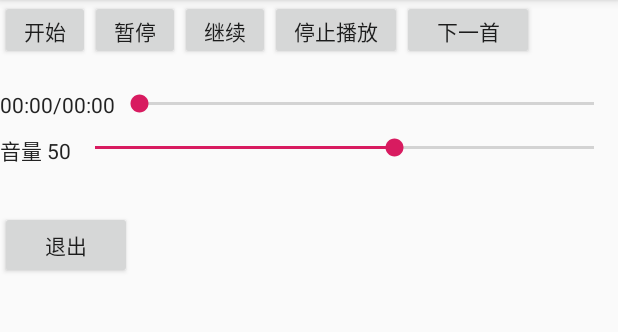
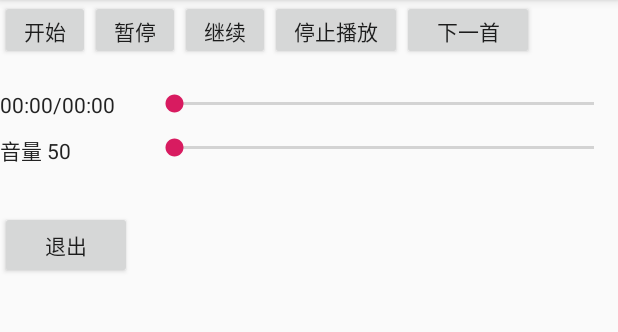
Before and after one commit to kfrepo/FFmusic, an Android app: the screen it shows after launch (MainActivity), after a tap on "暂停", on a phone screen of 412 x 824 dp, the part 84-416 px from its top. Run offline under Robolectric (Android 15) with nearby library versions, the phone set to English and light mode, and no system bars; 10 statements that could not run were skipped.

Commit message:
设置 opensl 音量大小

```diff
--- a/app/src/main/res/layout/activity_main.xml
+++ b/app/src/main/res/layout/activity_main.xml
@@ -56,7 +56,7 @@
 
         <TextView
             android:id="@+id/tv_playtime"
-            android:layout_width="wrap_content"
+            android:layout_width="100dp"
             android:layout_height="wrap_content"
             android:text="00:00/00:00"
             android:textColor="#222222" />
@@ -77,7 +77,7 @@
 
         <TextView
             android:id="@+id/audio_volume_tv"
-            android:layout_width="wrap_content"
+            android:layout_width="100dp"
             android:layout_height="wrap_content"
             android:text="音量 50"
             android:textColor="#222222" />
@@ -85,8 +85,7 @@
             android:id="@+id/audio_volume_sb"
             android:layout_width="match_parent"
             android:layout_height="wrap_content"
-            android:max="100"
-            android:progress="60" />
+            android:max="100" />
     </LinearLayout>
 
 
--- a/myplayer/src/main/java/com/wguet/myplayer/player/FFPlayer.java
+++ b/myplayer/src/main/java/com/wguet/myplayer/player/FFPlayer.java
@@ -16,7 +16,7 @@ import com.wguet.myplayer.util.LogUtil;
  */
 public class FFPlayer {
 
-    private static final String TAG = FFPlayer.class.getName();
+    private static final String TAG = "FFPlayer";
     static {
         System.loadLibrary("native-lib");
         System.loadLibrary("avcodec-57");
@@ -71,7 +71,7 @@ public class FFPlayer {
 
     public void prepared(){
         if (TextUtils.isEmpty(source)){
-            LogUtil.e("source is null!");
+            LogUtil.e(TAG,"source is null!");
             return;
         }
 //        onCallLoad(true);
@@ -87,7 +87,7 @@ public class FFPlayer {
 
     public void start(){
         if(TextUtils.isEmpty(source)){
-            LogUtil.d("source is empty!");
+            LogUtil.d(TAG, "source is empty!");
             return;
         }
         new Thread(new Runnable() {
@@ -134,7 +134,7 @@ public class FFPlayer {
 
     public int getDuration() {
         int duration = jniDuration();
-        LogUtil.d("音频时长 " + duration);
+//        LogUtil.d(TAG, "音频时长 " + duration);
         return duration;
     }
 
@@ -164,7 +164,7 @@ public class FFPlayer {
             if (timeInfoBean == null){
                 timeInfoBean = new TimeInfoBean();
             }
-            LogUtil.d(TAG, "JNI 回调 onCallTimeInfo currentTime:" + currentTime);
+            //LogUtil.d(TAG, "JNI 回调 onCallTimeInfo currentTime:" + currentTime);
             timeInfoBean.setCurrentTime(currentTime);
             timeInfoBean.setTotalTime(totalTime);
             ffOnTimeInfoListener.onTimeInfo(timeInfoBean);
--- a/myplayer/src/main/java/com/wguet/myplayer/util/LogUtil.java
+++ b/myplayer/src/main/java/com/wguet/myplayer/util/LogUtil.java
@@ -9,14 +9,6 @@ public class LogUtil {
         Log.d(tag, msg);
     }
 
-    public static void d(String msg) {
-        Log.d("LogUtil", msg);
-    }
-
-    public static void e(String msg) {
-        Log.e("LogUtil", msg);
-    }
-
     public static void e(String tag, String msg) {
         Log.e(tag, msg);
     }
```
Also changed, not shown: app/src/main/java/com/wguet/ffmusic/MainActivity.java (+29 -28 lines), 4 other files.
